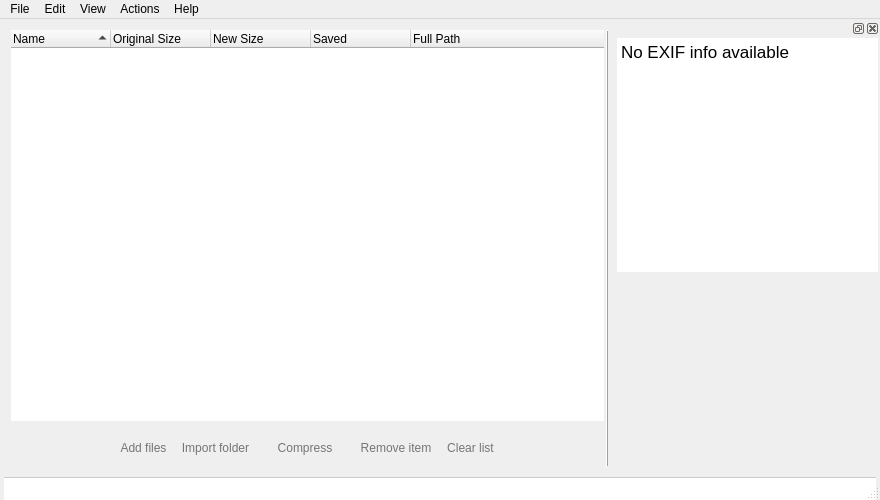
The window that caesiumph.ui (Lymphatus/CaesiumPH) describes before a commit, drawn with Qt 5.
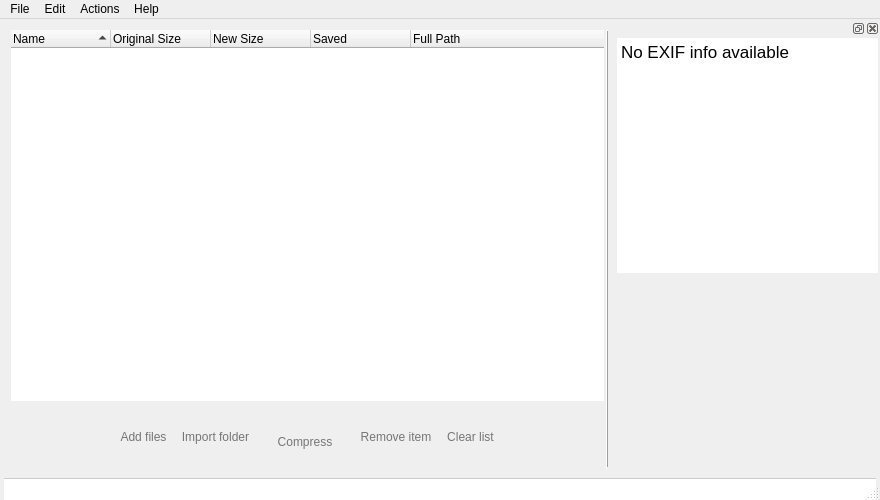
The same window after the commit. Icons and pictures are not drawn. Custom widgets are drawn as their Qt base class.

```diff
--- a/caesiumph.ui
+++ b/caesiumph.ui
@@ -42,6 +42,12 @@
     </property>
     <item row="0" column="0" colspan="2">
      <widget class="QDropTreeWidget" name="listTreeWidget">
+      <property name="sizePolicy">
+       <sizepolicy hsizetype="Expanding" vsizetype="Expanding">
+        <horstretch>0</horstretch>
+        <verstretch>0</verstretch>
+       </sizepolicy>
+      </property>
       <property name="focusPolicy">
        <enum>Qt::ClickFocus</enum>
       </property>
@@ -125,7 +131,23 @@
       </column>
      </widget>
     </item>
-    <item row="2" column="0" colspan="2">
+    <item row="0" column="3" rowspan="3">
+     <widget class="Line" name="sidePanelLine">
+      <property name="styleSheet">
+       <string notr="true">margin-bottom:10px;</string>
+      </property>
+      <property name="frameShadow">
+       <enum>QFrame::Raised</enum>
+      </property>
+      <property name="lineWidth">
+       <number>1</number>
+      </property>
+      <property name="orientation">
+       <enum>Qt::Vertical</enum>
+      </property>
+     </widget>
+    </item>
+    <item row="1" column="0" rowspan="2" colspan="2">
      <layout class="QHBoxLayout" name="horizontalLayout">
       <item>
        <widget class="QToolButton" name="settingsButton">
@@ -276,12 +298,12 @@
         <property name="minimumSize">
          <size>
           <width>90</width>
-          <height>0</height>
+          <height>74</height>
          </size>
         </property>
         <property name="maximumSize">
          <size>
-          <width>16777215</width>
+          <width>64</width>
           <height>64</height>
          </size>
         </property>
@@ -308,8 +330,8 @@
         </property>
         <property name="iconSize">
          <size>
-          <width>32</width>
-          <height>32</height>
+          <width>48</width>
+          <height>48</height>
          </size>
         </property>
         <property name="toolButtonStyle">
@@ -508,15 +530,8 @@
     </property>
     <addaction name="actionAbout_CaesiumPH"/>
    </widget>
-   <widget class="QMenu" name="menuView">
-    <property name="title">
-     <string>View</string>
-    </property>
-    <addaction name="actionStatus_bar"/>
-   </widget>
    <addaction name="menuFile"/>
    <addaction name="menuEdit"/>
-   <addaction name="menuView"/>
    <addaction name="menuActions"/>
    <addaction name="menuHelp"/>
   </widget>
@@ -663,7 +678,6 @@
    <property name="styleSheet">
     <string notr="true">QStatusBar {
 	color: #757575;
-	font-size: 11pt;
 	background-color: #FFFFFF;
 	border-top: 1px solid #CCCCCC;
 	margin-left: 4px;
@@ -672,7 +686,6 @@
 
 QStatusBar QLabel, QToolButton {
 	color: #757575;
-	font-size: 11pt;
 	border: none;
 }</string>
    </property>
```
Left out of the diff: 16 changed lines with no effect on the pictures.
